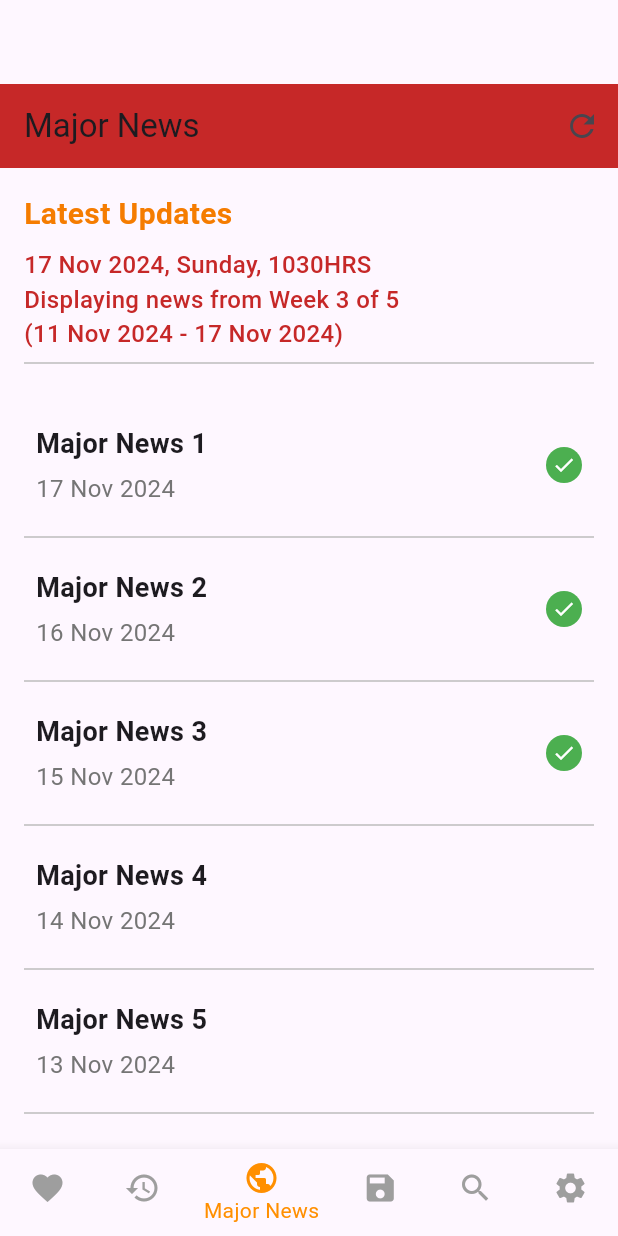
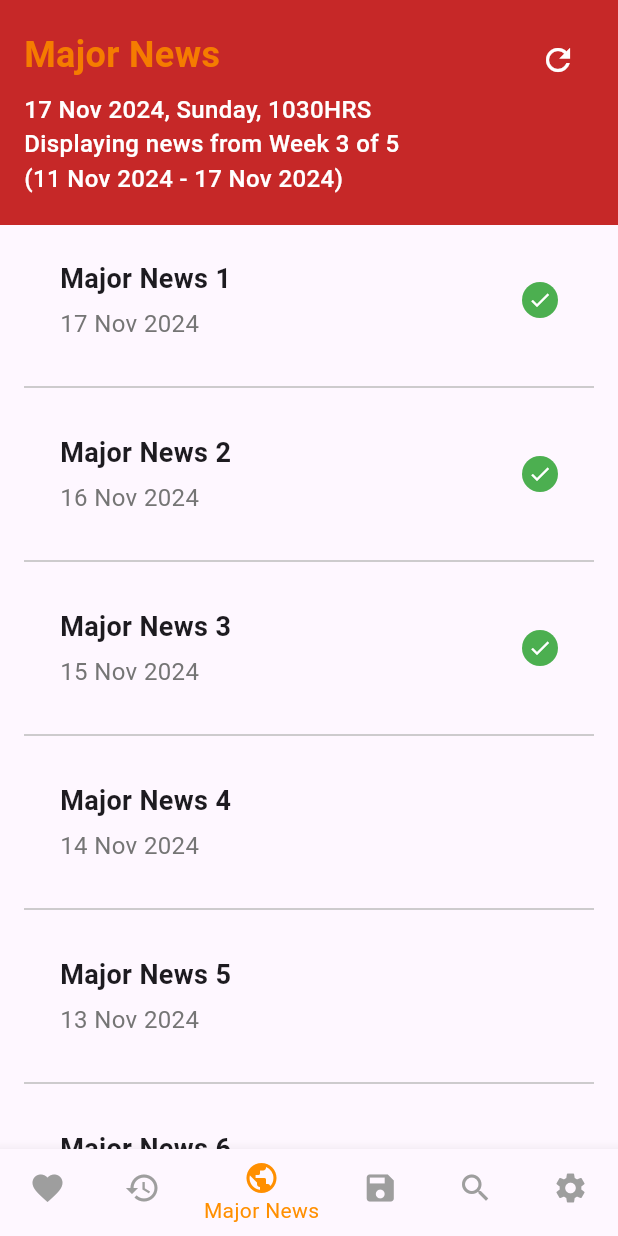
Before and after one commit to testtesttesttest45/Hungry-News, a Flutter app: the screen it shows after launch, on a phone screen of 412 x 824 dp. Run offline on Flutter 3.47's test engine with Material 3 defaults, Android fonts, the phone set to English and light mode, and no system bars.

Commit message:
Improve refresh button and style Major News page

```diff
--- a/hungry_news/lib/main.dart
+++ b/hungry_news/lib/main.dart
@@ -22,6 +22,13 @@ class MyApp extends StatelessWidget {
         colorScheme: ColorScheme.fromSeed(seedColor: Colors.deepPurple),
         useMaterial3: true,
       ),
+      builder: (context, child) {
+        // Remove the top padding caused by the system status bar
+        return MediaQuery(
+          data: MediaQuery.of(context).removePadding(removeTop: true),
+          child: child!,
+        );
+      },
       home: const MyHomePage(),
     );
   }
@@ -56,8 +63,10 @@ class _MyHomePageState extends State<MyHomePage> {
   @override
   Widget build(BuildContext context) {
     return Scaffold(
-      appBar: AppBar(
+      appBar: PreferredSize(
         // title: Text(widget.title),
+        preferredSize: Size.zero,
+        child: Container(),
       ),
       body: IndexedStack(
         index: _selectedIndex,
@@ -80,4 +89,6 @@ class _MyHomePageState extends State<MyHomePage> {
       ),
     );
   }
+
+
 }
--- a/hungry_news/lib/pages/major_news_page.dart
+++ b/hungry_news/lib/pages/major_news_page.dart
@@ -1,52 +1,57 @@
 import 'package:flutter/material.dart';
 import 'package:intl/intl.dart';
 
-class MajorNewsPage extends StatelessWidget {
+class MajorNewsPage extends StatefulWidget { // was stateless. need to be stateful to update the date
   final int? currentDay;
 
   const MajorNewsPage({super.key, this.currentDay});
 
+  @override
+  MajorNewsPageState createState() => MajorNewsPageState();
+}
+
+class MajorNewsPageState extends State<MajorNewsPage> {
+  late DateTime currentDate;
+
+  @override
+  void initState() {
+    super.initState();
+    currentDate = getToday();
+  }
+
   DateTime getToday() {
     DateTime now = DateTime.now();
-    return currentDay != null
-        ? DateTime(now.year, now.month, currentDay!)
+    return widget.currentDay != null
+        ? DateTime(now.year, now.month, widget.currentDay!)
         : now;
   }
 
   String getFormattedDate() {
-    DateTime now = getToday();
+    DateTime now = currentDate;
     DateTime firstDayOfMonth = DateTime(now.year, now.month, 1);
     DateTime lastDayOfMonth = DateTime(now.year, now.month + 1, 0);
 
-    // find out the first Sunday and Monday of the month
+    // Find the first Monday and calculate week boundaries
     int firstDayWeekday = firstDayOfMonth.weekday;
-    DateTime firstSunday = firstDayWeekday == 7
-        ? firstDayOfMonth
-        : firstDayOfMonth.add(Duration(days: 7 - firstDayWeekday));
     DateTime firstMonday = firstDayWeekday == 1
         ? firstDayOfMonth
         : firstDayOfMonth.add(Duration(days: (8 - firstDayWeekday) % 7));
+    DateTime weekStart, weekEnd;
 
-    // check week boundaries
-    DateTime weekStart, weekEnd;
     if (now.isBefore(firstMonday)) {
-        // handle the first week when the month doesn't start on a Monday
       weekStart = firstDayOfMonth;
-        weekEnd = firstSunday;
+      weekEnd = firstMonday.subtract(const Duration(days: 1));
     } else {
-        // start weeks from Monday after the first Sunday
       int daysSinceFirstMonday = now.difference(firstMonday).inDays;
       int weeksSinceFirstMonday = daysSinceFirstMonday ~/ 7;
       weekStart = firstMonday.add(Duration(days: weeksSinceFirstMonday * 7));
       weekEnd = weekStart.add(const Duration(days: 6));
     }
 
-    // Ensure the weekEnd does not exceed the month's last day
     if (weekEnd.isAfter(lastDayOfMonth)) {
       weekEnd = lastDayOfMonth;
     }
 
-    // find week nubmer
     int weekNumber = ((weekStart.difference(firstDayOfMonth).inDays) / 7).ceil() + 1;
     int totalWeeks = ((lastDayOfMonth.day + (firstDayWeekday - 1)) / 7).ceil();
 
@@ -57,7 +62,7 @@ class MajorNewsPage extends StatelessWidget {
   }
 
   List<Widget> generateNewsItems() {
-  DateTime today = getToday();
+    DateTime today = currentDate;
     List<Widget> newsItems = [];
     for (int i = 0; i < 10; i++) {
       DateTime newsDate = today.subtract(Duration(days: i));
@@ -68,10 +73,10 @@ class MajorNewsPage extends StatelessWidget {
           crossAxisAlignment: CrossAxisAlignment.start,
           children: [
             Container(
-            height: 80,
-            padding: const EdgeInsets.symmetric(vertical: 10.0, horizontal: 8.0),
+              height: 100,
+              padding: const EdgeInsets.symmetric(vertical: 10.0, horizontal: 40.0), // Increased horizontal padding
               child: Row(
-              mainAxisAlignment: MainAxisAlignment.spaceBetween, // Space between text and tick
+                mainAxisAlignment: MainAxisAlignment.spaceBetween,
                 children: [
                   Column(
                     crossAxisAlignment: CrossAxisAlignment.start,
@@ -101,7 +106,13 @@ class MajorNewsPage extends StatelessWidget {
                 ],
               ),
             ),
-          Divider(color: Colors.grey[400]),
+            Padding(
+              padding: const EdgeInsets.symmetric(horizontal: 16.0), // Add gap on the left and right
+              child: Divider(
+                color: Colors.grey[400],
+                thickness: 1, // Optionally reduce the thickness
+              ),
+            ),
           ],
         ),
       );
@@ -112,28 +123,26 @@ class MajorNewsPage extends StatelessWidget {
   @override
   Widget build(BuildContext context) {
     return Scaffold(
-      appBar: AppBar(
-        title: const Text('Major News'),
-        backgroundColor: Colors.red[800],
-        actions: [
-          IconButton(
-            icon: const Icon(Icons.refresh),
-            onPressed: () {
-              //  for refresh functionality
-            },
-          ),
-        ],
-      ),
-      body: Padding(
+      body: SafeArea(
+        child: CustomScrollView(
+          slivers: [
+            SliverPersistentHeader(
+              pinned: true,
+              delegate: _StickyHeaderDelegate(
+                child: Container(
+                  height: 150, // Adjusted height for the red section
+                  color: Colors.red[800],
                   padding: const EdgeInsets.all(16.0),
-        child: SingleChildScrollView(
-          child: Column(
+                  child: Stack(
+                    children: [
+                      Column(
                         crossAxisAlignment: CrossAxisAlignment.start,
+                        mainAxisAlignment: MainAxisAlignment.center,
                         children: [
                           Text(
-                'Latest Updates',
+                            'Major News',
                             style: TextStyle(
-                  fontSize: 20,
+                              fontSize: 24, // Increased font size
                               fontWeight: FontWeight.bold,
                               color: Colors.orange[700],
                             ),
@@ -141,19 +150,56 @@ class MajorNewsPage extends StatelessWidget {
                           const SizedBox(height: 8),
                           Text(
                             getFormattedDate(),
-                style: TextStyle(
+                            style: const TextStyle(
                               fontSize: 16,
-                  color: Colors.red[800],
+                              color: Colors.white,
                               fontWeight: FontWeight.w500,
                             ),
                           ),
-              Divider(color: Colors.grey[400]),
-              const SizedBox(height: 20),
-              ...generateNewsItems(),
                         ],
                       ),
+                      Positioned(
+                        right: 0, // Align to the top-right corner
+                        child: IconButton(
+                          icon: const Icon(Icons.refresh, color: Colors.white),
+                          onPressed: () {
+                            setState(() {
+                              currentDate = DateTime.now(); // Update the date and time
+                            });
+                          },
+                        ),
+                      ),
+                    ],
+                  ),
+                ),
+              ),
+            ),
+            SliverList(
+              delegate: SliverChildListDelegate(generateNewsItems()),
+            ),
+          ],
         ),
       ),
     );
   }
 }
+
+class _StickyHeaderDelegate extends SliverPersistentHeaderDelegate {
+  final Widget child;
+
+  _StickyHeaderDelegate({required this.child});
+
+  @override
+  Widget build(BuildContext context, double shrinkOffset, bool overlapsContent) {
+    return child;
+  }
+
+  @override
+  double get maxExtent => 150.0; // Adjusted to match the header height
+  @override
+  double get minExtent => 150.0;
+  @override
+  bool shouldRebuild(covariant SliverPersistentHeaderDelegate oldDelegate) {
+    return true;
+  }
+}
```
Lines whose indentation alone changed are shown as unchanged.
